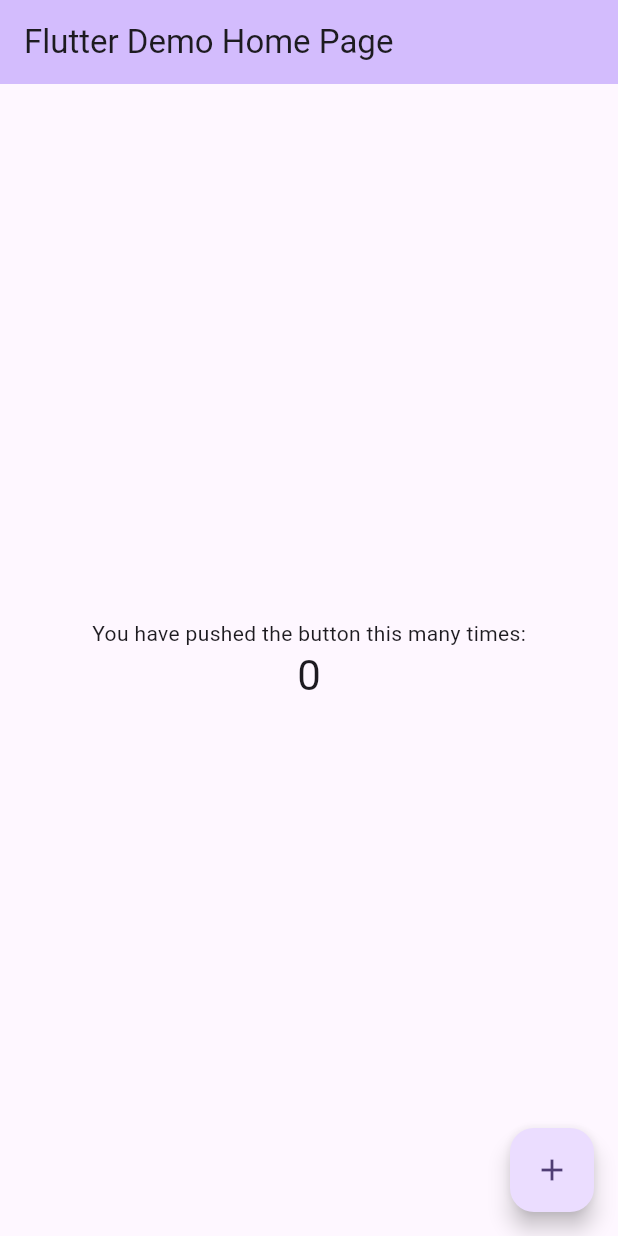
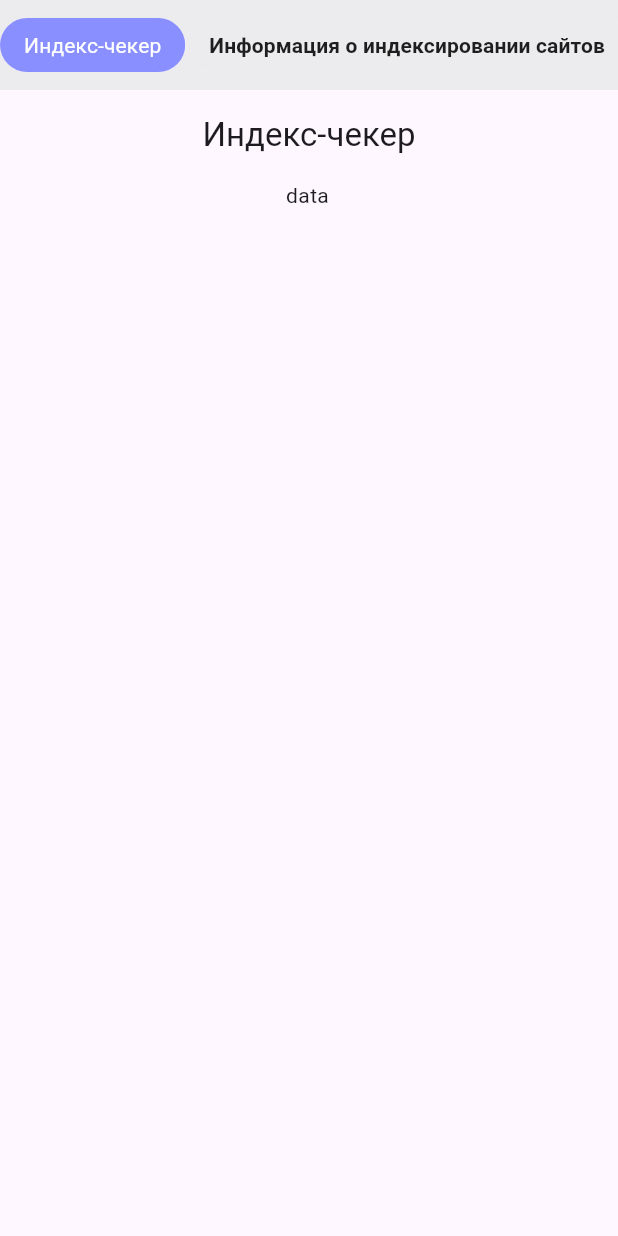
Before and after one commit to Nailloon/BDT_Hakaton, a Flutter app: the screen it shows after launch, on a phone screen of 412 x 824 dp. Run offline on Flutter 3.47's test engine with Material 3 defaults, Android fonts, the phone set to English and light mode, and no system bars; drawn by our look-alikes of scrollable_positioned_list.

Commit message:
Added scroll and categories for first screen

```diff
--- a/lib/src/app.dart
+++ b/lib/src/app.dart
@@ -1,8 +1,5 @@
+import 'package:bdt_hakaton/src/features/home_page/view/home_page.dart';
 import 'package:flutter/material.dart';
-
-void main() {
-  runApp(const BestWebsitesApp());
-}
 
 class BestWebsitesApp extends StatelessWidget {
   const BestWebsitesApp({super.key});
@@ -15,54 +12,7 @@ class BestWebsitesApp extends StatelessWidget {
         colorScheme: ColorScheme.fromSeed(seedColor: Colors.deepPurple),
         useMaterial3: true,
       ),
-      home: const MyHomePage(title: 'Flutter Demo Home Page'),
+      home: const HomePage(title: 'Flutter Demo Home Page'),
     );
   }
 }
-
-class MyHomePage extends StatefulWidget {
-  const MyHomePage({super.key, required this.title});
-  final String title;
-
-  @override
-  State<MyHomePage> createState() => _MyHomePageState();
-}
-
-class _MyHomePageState extends State<MyHomePage> {
-  int _counter = 0;
-
-  void _incrementCounter() {
-    setState(() {
-      _counter++;
-    });
-  }
-
-  @override
-  Widget build(BuildContext context) {
-    return Scaffold(
-      appBar: AppBar(
-        backgroundColor: Theme.of(context).colorScheme.inversePrimary,
-        title: Text(widget.title),
-      ),
-      body: Center(
-        child: Column(
-          mainAxisAlignment: MainAxisAlignment.center,
-          children: <Widget>[
-            const Text(
-              'You have pushed the button this many times:',
-            ),
-            Text(
-              '$_counter',
-              style: Theme.of(context).textTheme.headlineMedium,
-            ),
-          ],
-        ),
-      ),
-      floatingActionButton: FloatingActionButton(
-        onPressed: _incrementCounter,
-        tooltip: 'Increment',
-        child: const Icon(Icons.add),
-      ),
-    );
-  }
-}
--- /dev/null
+++ b/lib/src/common/mock_data/home_categories.dart
@@ -0,0 +1,5 @@
+final categories = [
+  "Индекс-чекер",
+  "Информация о индексировании сайтов",
+  "Проверка сайта на индексацию"
+];
--- /dev/null
+++ b/lib/src/features/home_page/view/components/category_chip.dart
@@ -0,0 +1,55 @@
+import 'package:bdt_hakaton/src/theme/app_colors.dart';
+import 'package:flutter/material.dart';
+
+class CategoryChip extends StatefulWidget {
+  final String text;
+  final bool isSelected;
+  final VoidCallback onSelected;
+
+  const CategoryChip(
+      {super.key,
+      required this.text,
+      required this.onSelected,
+      required this.isSelected});
+
+  @override
+  State<CategoryChip> createState() => _CategoryChipState();
+}
+
+class _CategoryChipState extends State<CategoryChip> {
+  bool _isSelected = false;
+
+  @override
+  void initState() {
+    _isSelected = widget.isSelected;
+    super.initState();
+  }
+
+  @override
+  void didUpdateWidget(covariant CategoryChip oldWidget) {
+    if (widget.isSelected != _isSelected) {
+      setState(() {
+        _isSelected = widget.isSelected;
+      });
+    }
+    super.didUpdateWidget(oldWidget);
+  }
+
+  @override
+  Widget build(BuildContext context) {
+    return ActionChip(
+      backgroundColor: _isSelected ? AppColors.purple : AppColors.lightGrey,
+      side: BorderSide.none,
+      label: Text(widget.text),
+      padding: const EdgeInsets.all(8.0),
+      shape: RoundedRectangleBorder(
+        borderRadius: BorderRadius.circular(20.0),
+      ),
+      labelStyle: TextStyle(
+        color: _isSelected ? AppColors.white : AppColors.black,
+        fontWeight: _isSelected ? FontWeight.normal : FontWeight.bold,
+      ),
+      onPressed: widget.onSelected,
+    );
+  }
+}
--- /dev/null
+++ b/lib/src/features/home_page/view/components/category_header.dart
@@ -0,0 +1,18 @@
+import 'package:flutter/material.dart';
+
+class CategoryHeader extends StatelessWidget {
+  final String categoryName;
+
+  const CategoryHeader({super.key, required this.categoryName});
+
+  @override
+  Widget build(BuildContext context) {
+    return Padding(
+      padding: const EdgeInsets.symmetric(vertical: 16.0),
+      child: Text(
+        categoryName,
+        style: Theme.of(context).textTheme.titleLarge,
+      ),
+    );
+  }
+}
--- /dev/null
+++ b/lib/src/features/home_page/view/home_page.dart
@@ -0,0 +1,112 @@
+import 'package:bdt_hakaton/src/common/mock_data/home_categories.dart';
+import 'package:bdt_hakaton/src/features/home_page/view/components/category_chip.dart';
+import 'package:bdt_hakaton/src/features/home_page/view/components/category_header.dart';
+import 'package:bdt_hakaton/src/theme/app_colors.dart';
+import 'package:flutter/material.dart';
+import 'package:scrollable_positioned_list/scrollable_positioned_list.dart';
+
+class HomePage extends StatefulWidget {
+  const HomePage({super.key, required this.title});
+  final String title;
+
+  @override
+  State<HomePage> createState() => _MyHomePageState();
+}
+
+class _MyHomePageState extends State<HomePage> {
+  final Map<String, GlobalKey> _categoryKeys = {
+    for (var category in categories) category: GlobalKey()
+  };
+  final ItemScrollController _menuController = ItemScrollController();
+  final ItemPositionsListener _itemListener = ItemPositionsListener.create();
+
+  int current = 0;
+  bool inProgress = false;
+
+  @override
+  void initState() {
+    super.initState();
+    _itemListener.itemPositions.addListener(() {
+      final firstVisibleIndex = _itemListener.itemPositions.value.isNotEmpty
+          ? _itemListener.itemPositions.value.first.index
+          : current;
+
+      if (firstVisibleIndex != current && !inProgress) {
+        setCurrent(firstVisibleIndex);
+      }
+    });
+  }
+
+  void setCurrent(int newCurrent) {
+    setState(() {
+      current = newCurrent;
+    });
+  }
+
+  void menuScrollToCategory(int ind) async {
+    inProgress = true;
+    _menuController.scrollTo(
+        index: ind, duration: const Duration(microseconds: 400));
+    await Future.delayed(const Duration(milliseconds: 400));
+    inProgress = false;
+  }
+
+  @override
+  Widget build(BuildContext context) {
+    return SafeArea(
+      child: Scaffold(
+          appBar: PreferredSize(
+            preferredSize: const Size.fromHeight((60)),
+            child: ColoredBox(
+              color: AppColors.lightGrey,
+              child: SizedBox(
+                width: double.infinity,
+                child: ScrollablePositionedList.builder(
+                    itemCount: categories.length,
+                    scrollDirection: Axis.horizontal,
+                    initialAlignment: 0,
+                    itemBuilder: (context, index) {
+                      final category = categories[index];
+                      return Padding(
+                        padding: EdgeInsets.only(right:0),
+                        child: CategoryChip(
+                          text: category,
+                          isSelected: index == current,
+                          onSelected: () {
+                            setCurrent(index);
+                            menuScrollToCategory(index);
+                          },
+                        ),
+                      );
+                    }),
+              ),
+            ),
+          ),
+          body: ScrollablePositionedList.builder(
+            itemScrollController: _menuController,
+            itemPositionsListener: _itemListener,
+            itemBuilder: (context, index) {
+              final category = categories[index];
+              return Column(
+                mainAxisSize: MainAxisSize.min,
+                crossAxisAlignment: CrossAxisAlignment.center,
+                children: [
+                  CategoryHeader(
+                    key: _categoryKeys[category],
+                    categoryName: category,
+                  ),
+                  IndexedStack(
+                    index: index,
+                    children: [Text('data'), Text('scdc')],
+                  ),
+                  SizedBox(
+                    height: 1000,
+                  )
+                ],
+              );
+            },
+            itemCount: categories.length,
+          )),
+    );
+  }
+}
--- /dev/null
+++ b/lib/src/theme/app_colors.dart
@@ -0,0 +1,9 @@
+import 'package:flutter/material.dart';
+
+sealed class AppColors {
+  static const white = Colors.white;
+  static const purple = Color.fromRGBO(138, 143, 255, 1);
+  static const lightGrey = Color.fromRGBO(236, 235, 237, 1);
+  static const brightOrange = Color.fromRGBO(254, 123, 111, 1);
+  static const black = Color.fromRGBO(30, 30, 30, 1);
+}
--- a/pubspec.yaml
+++ b/pubspec.yaml
@@ -35,6 +35,8 @@ dependencies:
   # The following adds the Cupertino Icons font to your application.
   # Use with the CupertinoIcons class for iOS style icons.
   cupertino_icons: ^1.0.6
+  scrollable_positioned_list: ^0.3.8
+  flutter_bloc: ^8.1.5
 
 dev_dependencies:
   flutter_test:
```
Also changed, not shown: lib/src/features/home_page/view/components/header_row.dart (added), lib/src/features/home_page/view/components/project_info.dart (added), pubspec.lock.
